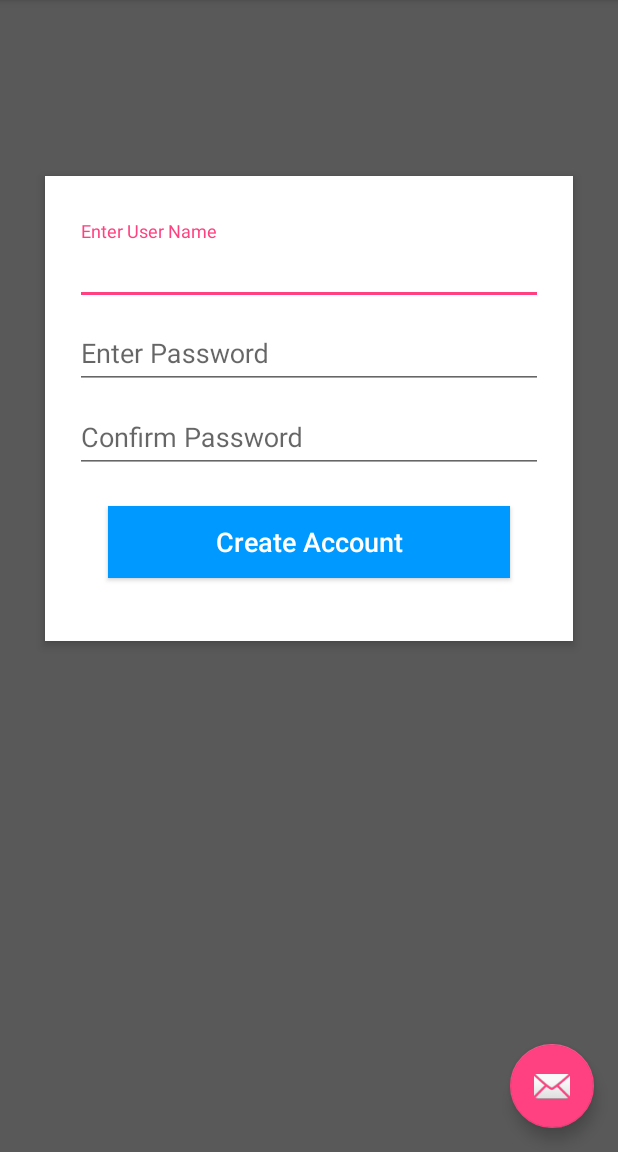
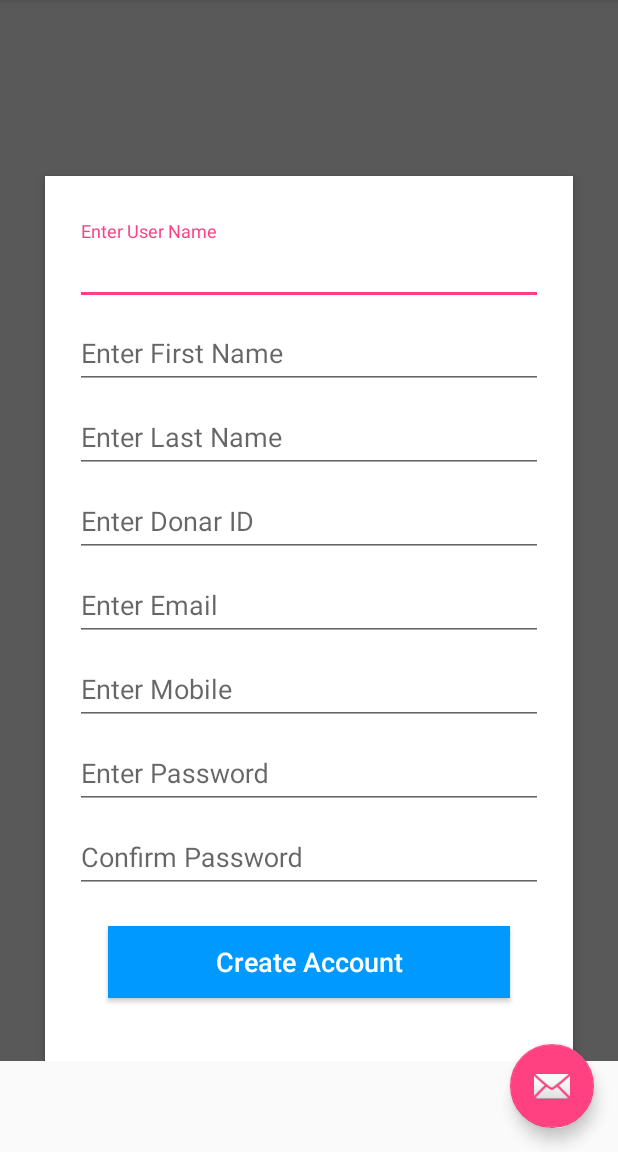
Before and after one commit to soumyasiri/WeCodeHackathon, an Android app: the SignupActivity screen opened directly, with no data from a screen before it, after a tap on "Create Account", on a phone screen of 412 x 824 dp, the part 84-1236 px from its top. Run offline under Robolectric (Android 15) with nearby library versions, the phone set to English and light mode, and no system bars.

Commit message:
Finish the signup feature

```diff
--- a/app/src/main/java/info/wecode/activities/SignupActivity.java
+++ b/app/src/main/java/info/wecode/activities/SignupActivity.java
@@ -19,6 +19,11 @@ public class SignupActivity extends MainActivity {
      * This activity will help the donar user to do registration, user is asked to enter username, password and confirm password.
      */
     EditText userNameET;
+    EditText firstNameET;
+    EditText lastNameET;
+    EditText donorIdET;
+    EditText emailIdET;
+    EditText mobileET;
     EditText passwordET;
     EditText confirmpasswordET;
     Button createBtn;
@@ -32,6 +37,11 @@ public class SignupActivity extends MainActivity {
         View contentView = inflater.inflate(R.layout.activity_signup, null, false);
         mDrawer.addView(contentView, 0);
         userNameET = (EditText) findViewById(R.id.usernameET);
+        firstNameET = (EditText) findViewById(R.id.firstNameET);
+        lastNameET = (EditText) findViewById(R.id.lastNameET);
+        donorIdET = (EditText) findViewById(R.id.donorIdET);
+        emailIdET = (EditText) findViewById(R.id.emailET);
+        mobileET = (EditText) findViewById(R.id.mobileET);
         passwordET = (EditText) findViewById(R.id.passwordET);
         confirmpasswordET = (EditText) findViewById(R.id.confirmpasswordET);
         createBtn = (Button) findViewById(R.id.createBtn);
@@ -40,14 +50,24 @@ public class SignupActivity extends MainActivity {
             @Override
             public void onClick(View v) {
                 String userName = userNameET.getText().toString();
+                String firstName = firstNameET.getText().toString();
+                String lastName = lastNameET.getText().toString();
+                String donorId = donorIdET.getText().toString();
+                String email = emailIdET.getText().toString();
+                String mobile = mobileET.getText().toString();
                 String password = passwordET.getText().toString();
                 String confirmPwd = confirmpasswordET.getText().toString();
 
-                if (userName.equals("") || password.equals("") || confirmPwd.equals("")) {
+                if (userName.equals("") || password.equals("") || confirmPwd.equals("") ||
+                    firstName.equals("") || lastName.equals("") || donorId.equals("")||
+                        email.equals("") || mobile.equals("")
+
+                        ) {
                     Toast.makeText(getApplicationContext(), "Please provide all fields", Toast.LENGTH_LONG).show();
                 } else if (!password.equals(confirmPwd)) {
                     Toast.makeText(getApplicationContext(), "Passwords does not match", Toast.LENGTH_LONG).show();
                 } else {
+                    //Saves UserModel Data too
                     //creates Account
                     UserDatabase.store(userName, password);
                     Toast.makeText(getApplicationContext(), "Account Creation successful", Toast.LENGTH_LONG).show();
--- a/app/src/main/res/layout/activity_signup.xml
+++ b/app/src/main/res/layout/activity_signup.xml
@@ -1,5 +1,10 @@
 <?xml version="1.0" encoding="utf-8"?>
-<android.support.constraint.ConstraintLayout xmlns:android="http://schemas.android.com/apk/res/android"
+<ScrollView xmlns:android="http://schemas.android.com/apk/res/android"
+    android:layout_width="wrap_content"
+    android:layout_height="wrap_content"
+    android:scrollbars="none">
+
+    <android.support.constraint.ConstraintLayout
         android:layout_width="match_parent"
         android:layout_height="match_parent">
 
@@ -59,6 +64,77 @@
                         android:layout_height="wrap_content">
 
                         <EditText
+                            android:id="@+id/firstNameET"
+                            android:layout_width="fill_parent"
+                            android:layout_height="wrap_content"
+                            android:layout_marginTop="16dp"
+                            android:hint="Enter First Name"
+
+                            android:inputType="text"
+                            android:singleLine="true" />
+                    </android.support.design.widget.TextInputLayout>
+
+                    <android.support.design.widget.TextInputLayout
+                        android:layout_width="match_parent"
+                        android:layout_height="wrap_content">
+
+                        <EditText
+                            android:id="@+id/lastNameET"
+                            android:layout_width="fill_parent"
+                            android:layout_height="wrap_content"
+                            android:layout_marginTop="16dp"
+                            android:hint="Enter Last Name"
+                            android:inputType="text"
+                            android:singleLine="true" />
+                    </android.support.design.widget.TextInputLayout>
+
+                    <android.support.design.widget.TextInputLayout
+                        android:layout_width="match_parent"
+                        android:layout_height="wrap_content">
+
+                        <EditText
+                            android:id="@+id/donorIdET"
+                            android:layout_width="fill_parent"
+                            android:layout_height="wrap_content"
+                            android:layout_marginTop="16dp"
+                            android:hint="Enter Donar ID"
+                            android:inputType="text"
+                            android:singleLine="true" />
+                    </android.support.design.widget.TextInputLayout>
+
+                    <android.support.design.widget.TextInputLayout
+                        android:layout_width="match_parent"
+                        android:layout_height="wrap_content">
+
+                        <EditText
+                            android:id="@+id/emailET"
+                            android:layout_width="fill_parent"
+                            android:layout_height="wrap_content"
+                            android:layout_marginTop="16dp"
+                            android:hint="Enter Email"
+                            android:inputType="textEmailAddress"
+                            android:singleLine="true" />
+                    </android.support.design.widget.TextInputLayout>
+
+                    <android.support.design.widget.TextInputLayout
+                        android:layout_width="match_parent"
+                        android:layout_height="wrap_content">
+
+                        <EditText
+                            android:id="@+id/mobileET"
+                            android:layout_width="fill_parent"
+                            android:layout_height="wrap_content"
+                            android:layout_marginTop="16dp"
+                            android:hint="Enter Mobile"
+                            android:inputType="phone"
+                            android:singleLine="true" />
+                    </android.support.design.widget.TextInputLayout>
+
+                    <android.support.design.widget.TextInputLayout
+                        android:layout_width="match_parent"
+                        android:layout_height="wrap_content">
+
+                        <EditText
                             android:id="@+id/passwordET"
                             android:layout_width="fill_parent"
                             android:layout_height="wrap_content"
@@ -101,3 +177,4 @@
         </RelativeLayout>
 
     </android.support.constraint.ConstraintLayout>
+</ScrollView>
```
Lines whose indentation alone changed are shown as unchanged.
